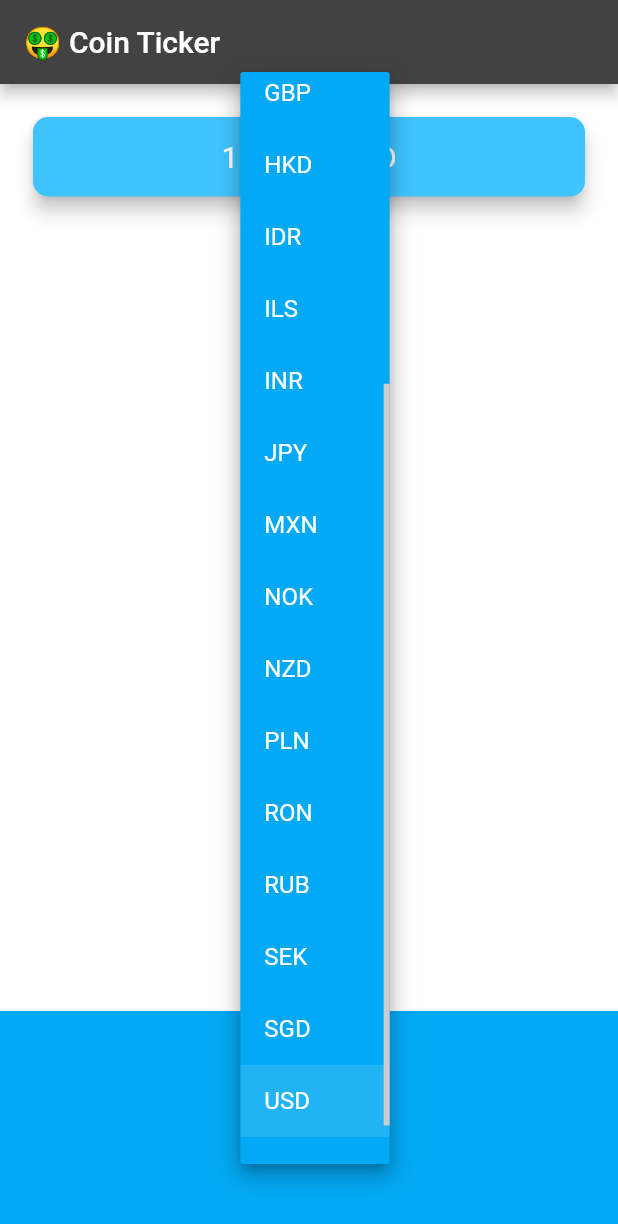
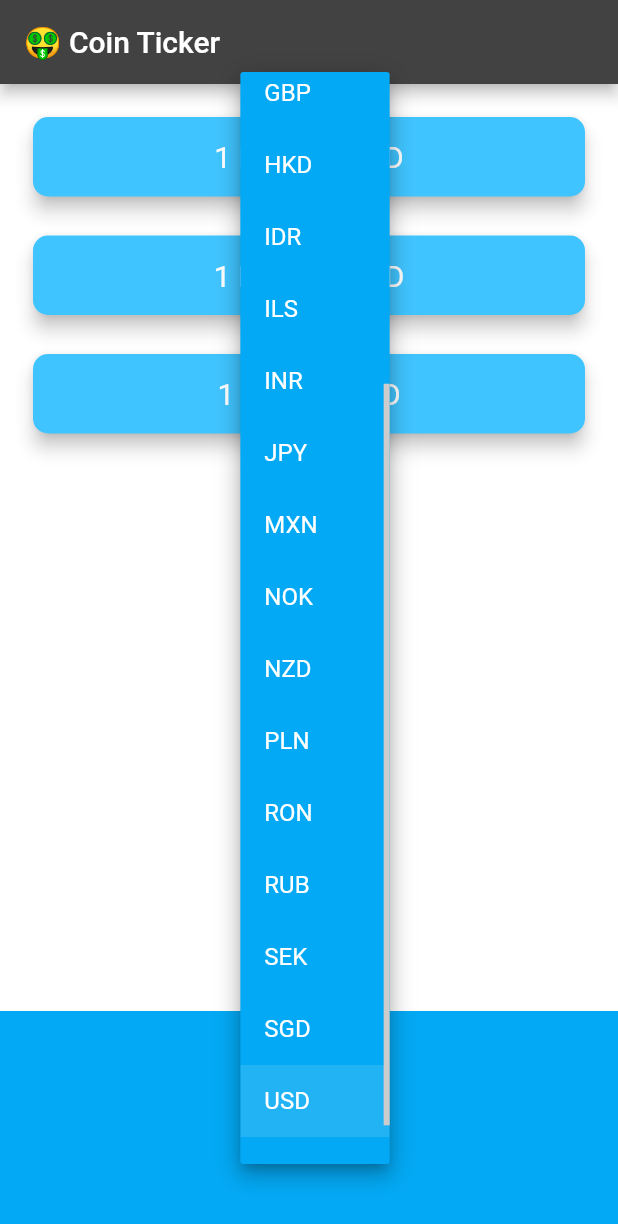
Before and after one commit to Flutter-Refs/crypto-ticker, a Flutter app: the screen it shows after launch, after a tap on "USD", on a phone screen of 412 x 824 dp. Shown: the top 1224 px of the screen. Run offline on Flutter 3.47's test engine with Material 2 defaults, Android fonts, the phone set to English and light mode, and no system bars; network calls fail.

Commit message:
Added ETH and LTC exchange rates

```diff
--- a/lib/coin_data.dart
+++ b/lib/coin_data.dart
@@ -1,7 +1,6 @@
 // ignore_for_file: avoid_print
 
 import 'dart:convert';
-
 import 'package:http/http.dart' as http;
 
 const List<String> currenciesList = [
@@ -39,17 +38,23 @@ const String baseUrl = 'https://rest.coinapi.io/v1/exchangerate';
 const apiKey = "80AC0639-203A-4CA6-873D-E59F075E2C7B";
 
 class CoinData {
-  Future getExchangeRateData(String crypto, String currency) async {
-    var url = Uri.parse('$baseUrl/$crypto/$currency');
+  Future<Map<String, String>> getExchangeRateData(String currency) async {
+    Map<String, String> cryptoPrices = {};
 
-    try {
+    for (var crypto in cryptoList) {
+      var url = Uri.parse('$baseUrl/$crypto/$currency');
+
       var res = await http.get(url, headers: <String, String>{
         "X-CoinAPI-Key": apiKey,
       });
 
-      return jsonDecode(res.body)['rate'];
-    } catch (e) {
-      print(e);
+      if (res.statusCode == 200) {
+        cryptoPrices[crypto] = jsonDecode(res.body)['rate'].toStringAsFixed(0);
+      } else {
+        print(res.statusCode);
+        throw 'Problem with the get request';
+      }
     }
+    return cryptoPrices;
   }
 }
--- a/lib/price_screen.dart
+++ b/lib/price_screen.dart
@@ -1,7 +1,8 @@
-// ignore_for_file: library_private_types_in_public_api, prefer_const_constructors, prefer_const_literals_to_create_immutables, sort_child_properties_last
+// ignore_for_file: library_private_types_in_public_api, prefer_const_constructors, prefer_const_literals_to_create_immutables, sort_child_properties_last, avoid_print
 
 import 'dart:io' show Platform;
 import 'package:crypto_ticker/coin_data.dart';
+import 'package:crypto_ticker/widgets/exchange_rate_card.dart';
 import 'package:flutter/cupertino.dart';
 import 'package:flutter/material.dart';
 
@@ -14,12 +15,13 @@ class PriceScreen extends StatefulWidget {
 
 class _PriceScreenState extends State<PriceScreen> {
   String selectedCurrency = 'USD';
-  String btcExchangeRate = '';
+  Map<String, String> coinValues = {};
+  bool isWaiting = false;
 
   @override
   void initState() {
     super.initState();
-    setExchangeRateData();
+    getData();
   }
 
   @override
@@ -32,26 +34,26 @@ class _PriceScreenState extends State<PriceScreen> {
         mainAxisAlignment: MainAxisAlignment.spaceBetween,
         crossAxisAlignment: CrossAxisAlignment.stretch,
         children: <Widget>[
-          Padding(
-            padding: EdgeInsets.fromLTRB(18.0, 18.0, 18.0, 0),
-            child: Card(
-              color: Colors.lightBlueAccent,
-              elevation: 5.0,
-              shape: RoundedRectangleBorder(
-                borderRadius: BorderRadius.circular(10.0),
+          Column(
+            crossAxisAlignment: CrossAxisAlignment.stretch,
+            children: [
+              ExchangeRateCard(
+                cryptoCurrency: 'BTC',
+                //7. Finally, we use a ternary operator to check if we are waiting and if so, we'll display a '?' otherwise we'll show the actual price data.
+                value: isWaiting ? '?' : coinValues['BTC']!,
+                selectedCurrency: selectedCurrency,
               ),
-              child: Padding(
-                padding: EdgeInsets.symmetric(vertical: 15.0, horizontal: 28.0),
-                child: Text(
-                  '1 BTC = $btcExchangeRate $selectedCurrency',
-                  textAlign: TextAlign.center,
-                  style: TextStyle(
-                    fontSize: 20.0,
-                    color: Colors.white,
-                  ),
-                ),
+              ExchangeRateCard(
+                cryptoCurrency: 'ETH',
+                value: isWaiting ? '?' : coinValues['ETH']!,
+                selectedCurrency: selectedCurrency,
               ),
-            ),
+              ExchangeRateCard(
+                cryptoCurrency: 'LTC',
+                value: isWaiting ? '?' : coinValues['LTC']!,
+                selectedCurrency: selectedCurrency,
+              ),
+            ],
           ),
           Container(
             height: 150.0,
@@ -82,7 +84,7 @@ class _PriceScreenState extends State<PriceScreen> {
       items: dropdownItems,
       onChanged: (value) => {
         selectedCurrency = value!,
-        setExchangeRateData()
+        getData()
       },
     );
   }
@@ -99,17 +101,23 @@ class _PriceScreenState extends State<PriceScreen> {
       itemExtent: 32.0,
       onSelectedItemChanged: (selectedIndex) {
         selectedCurrency = currenciesList[selectedIndex];
-        setExchangeRateData();
+        getData();
       },
       children: pickerItems,
     );
   }
 
-  void setExchangeRateData() async {
-    double data = await CoinData().getExchangeRateData('BTC', selectedCurrency);
-
-    setState(() {
-      btcExchangeRate = data.toStringAsFixed(0);
-    });
+  void getData() async {
+    isWaiting = true;
+    try {
+      //6: Update this method to receive a Map containing the crypto:price key value pairs.
+      var data = await CoinData().getExchangeRateData(selectedCurrency);
+      isWaiting = false;
+      setState(() {
+        coinValues = data;
+      });
+    } catch (e) {
+      print(e);
+    }
   }
 }
--- /dev/null
+++ b/lib/widgets/exchange_rate_card.dart
@@ -0,0 +1,41 @@
+// ignore_for_file: prefer_const_constructors
+
+import 'package:flutter/material.dart';
+
+class ExchangeRateCard extends StatelessWidget {
+  final String value;
+  final String selectedCurrency;
+  final String cryptoCurrency;
+
+  const ExchangeRateCard({
+    super.key,
+    required this.value,
+    required this.selectedCurrency,
+    required this.cryptoCurrency,
+  });
+
+  @override
+  Widget build(BuildContext context) {
+    return Padding(
+      padding: EdgeInsets.fromLTRB(18.0, 18.0, 18.0, 0),
+      child: Card(
+        color: Colors.lightBlueAccent,
+        elevation: 5.0,
+        shape: RoundedRectangleBorder(
+          borderRadius: BorderRadius.circular(10.0),
+        ),
+        child: Padding(
+          padding: EdgeInsets.symmetric(vertical: 15.0, horizontal: 28.0),
+          child: Text(
+            '1 $cryptoCurrency = $value $selectedCurrency',
+            textAlign: TextAlign.center,
+            style: TextStyle(
+              fontSize: 20.0,
+              color: Colors.white,
+            ),
+          ),
+        ),
+      ),
+    );
+  }
+}
```
